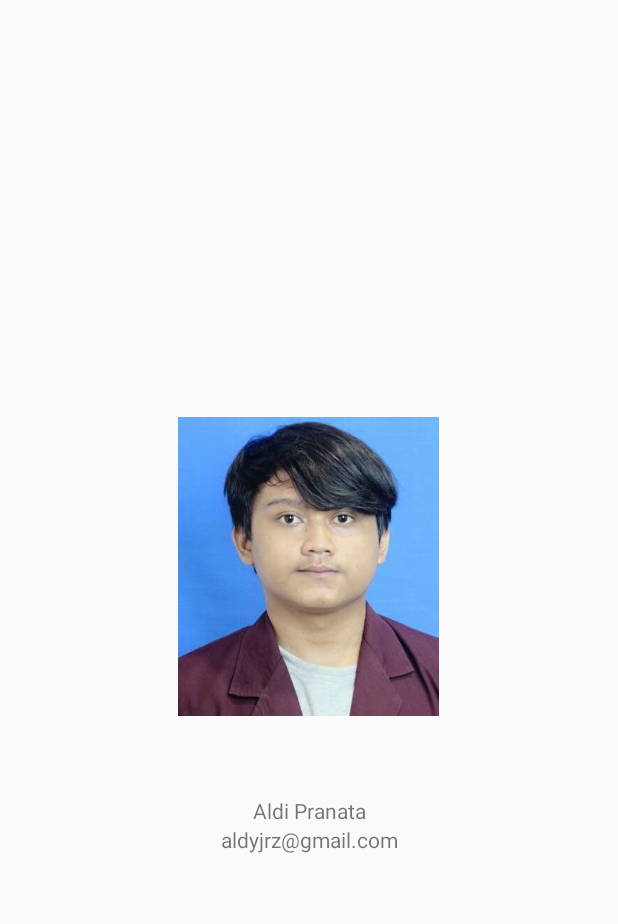
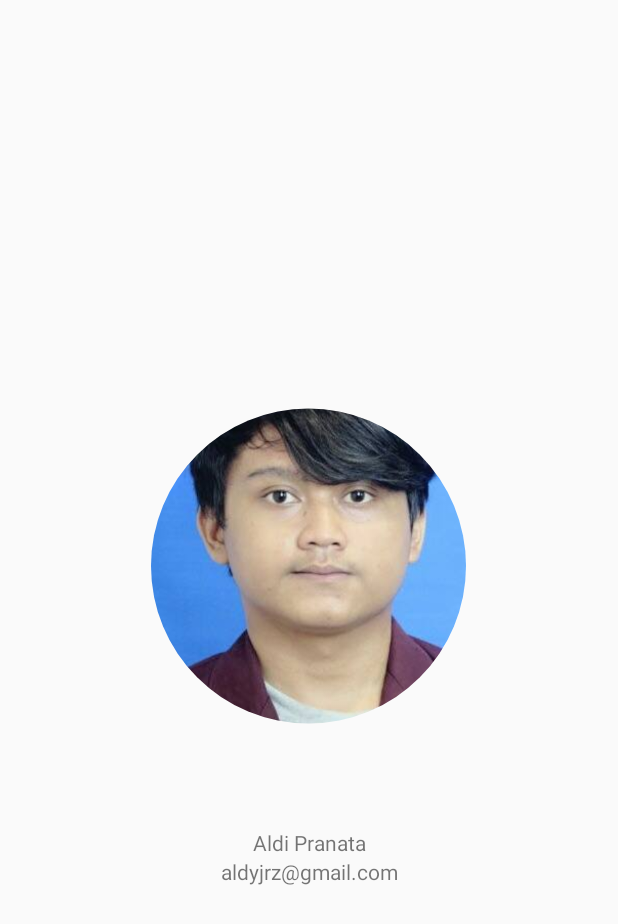
Before and after one commit to aldyjrz/List-App-Dicoding-Tugas, an Android app: the layout activity_about.xml on its own in the app's theme, with its tools: preview values and no code run, on a phone screen of 412 x 824 dp. Shown: the top 924 px of the screen. Run offline under Robolectric (Android 15) with nearby library versions, the phone set to English and light mode, and no system bars; network calls fail.

Commit message:
Finish and upload to dcoding

```diff
--- a/app/src/main/java/com/aldyjrz/mountaindo/Adapter/NewsAdapter.kt
+++ b/app/src/main/java/com/aldyjrz/mountaindo/Adapter/NewsAdapter.kt
@@ -22,6 +22,9 @@ class NewsAdapter(private val dataNews: ArrayList<NewsModels>) : RecyclerView.Ad
         val view: View = LayoutInflater.from(parent.context).inflate(R.layout.item_news, parent, false)
         return CardViewViewHolder(view)
     }
+
+
+
 
     @SuppressLint("SetTextI18n")
     override fun onBindViewHolder(holder: CardViewViewHolder, pos: Int) {
--- a/app/src/main/res/layout/activity_about.xml
+++ b/app/src/main/res/layout/activity_about.xml
@@ -6,11 +6,11 @@
     android:gravity="center"
     android:orientation="vertical">
 
-    <ImageView
+    <de.hdodenhof.circleimageview.CircleImageView
         android:id="@+id/imageView"
-        android:layout_width="174dp"
-        android:layout_height="246dp"
-        app:srcCompat="@drawable/me" />
+        android:layout_width="210dp"
+        android:layout_height="289dp"
+        android:src="@drawable/me" />
 
     <TextView
         android:id="@+id/name"
--- a/app/src/main/res/layout/item_news.xml
+++ b/app/src/main/res/layout/item_news.xml
@@ -12,7 +12,9 @@
     android:backgroundTint="#ffffff"
     card_view:cardBackgroundColor="#313131"
     card_view:cardCornerRadius="8dp"
-    card_view:contentPadding="10dp">
+    card_view:contentPadding="10dp"
+    tools:context=".MainActivity"
+    >
 
     <LinearLayout
         android:id="@+id/layout_keterangan"
--- a/app/src/main/res/layout/news_detail.xml
+++ b/app/src/main/res/layout/news_detail.xml
@@ -6,7 +6,8 @@
     xmlns:tools="http://schemas.android.com/tools"
     xmlns:app="http://schemas.android.com/apk/res-auto"
     android:orientation="vertical"
-    xmlns:android="http://schemas.android.com/apk/res/android">
+    xmlns:android="http://schemas.android.com/apk/res/android"
+    tools:context=".DetailActivity">>
     <androidx.cardview.widget.CardView
         android:layout_width="match_parent"
         android:layout_height="220dp"
--- a/app/src/main/res/values/strings.xml
+++ b/app/src/main/res/values/strings.xml
@@ -1,5 +1,5 @@
 <resources>
-    <string name="app_name">MountaIndo</string>
+    <string name="app_name">Berita Kita</string>
     <string name="read_more">Read More</string>
     <string name="detail_berita">Detail Berita</string>
     <string name="judul_berita">Judul berita</string>
```
Also changed, not shown: app/src/main/AndroidManifest.xml (+5 -4 lines), app/src/main/java/com/aldyjrz/mountaindo/AboutActivity.java (added, +15 -0 lines), app/src/main/java/com/aldyjrz/mountaindo/MainActivity.java (+32 -1 lines), app/src/main/res/menu/menu.xml (added, +8 -0 lines), app/src/main/res/drawable/toi.png (added).
